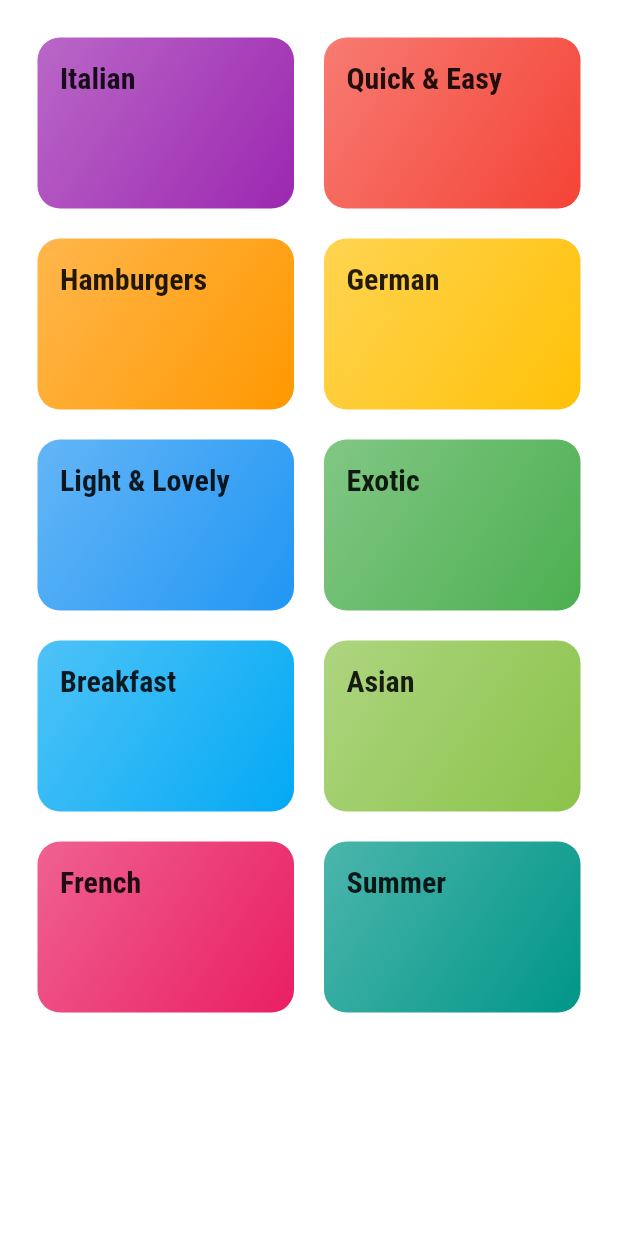
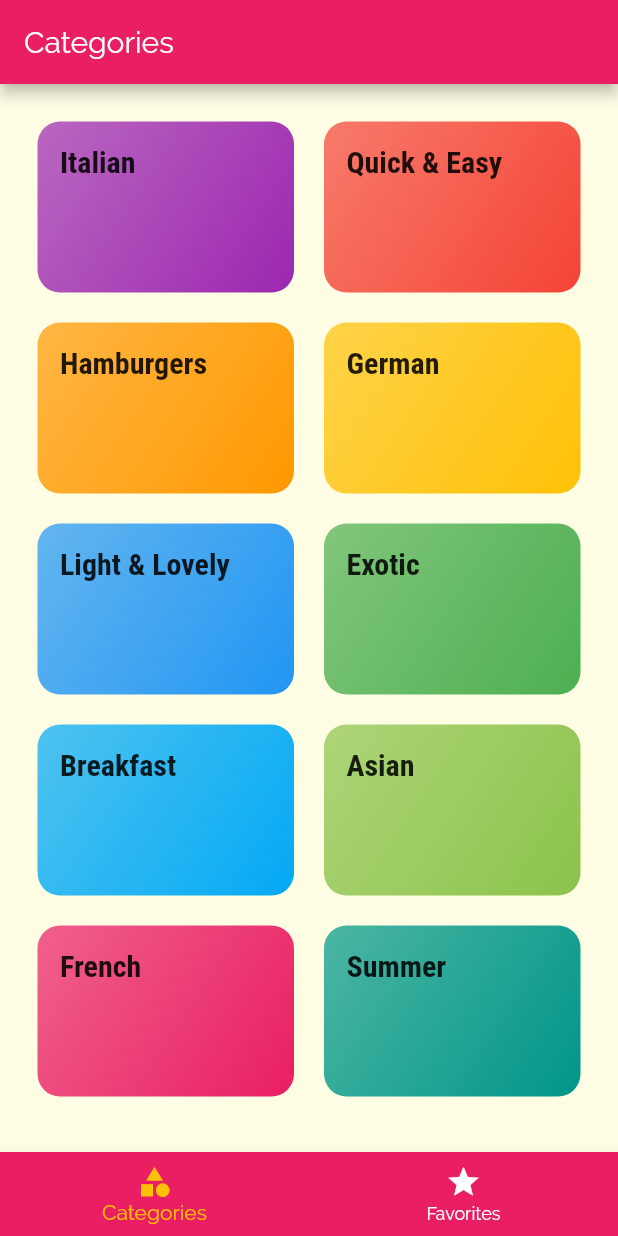
Before and after one commit to matheuslcandido/my_meals_flutter, a Flutter app: the screen it shows after launch, on a phone screen of 412 x 824 dp. Run offline on Flutter 3.47's test engine with Material 2 defaults, Android fonts, the phone set to English and light mode, and no system bars.

Commit message:
adding the TabScreen Widget and with that Widget adding the BottomTabNavigation to the CategoriesScreen and the FavoritesScreen

```diff
--- a/lib/main.dart
+++ b/lib/main.dart
@@ -3,6 +3,7 @@ import 'package:flutter/material.dart';
 import './screens/categories_screen.dart';
 import './screens/category_meals_screen.dart';
 import './screens/meal_detail_screen.dart';
+import './screens/tab_screen.dart';
 
 void main() => runApp(MyApp());
 
@@ -31,7 +32,7 @@ class MyApp extends StatelessWidget {
             ),
       ),
       routes: {
-        '/': (ctx) => CategoriesScreen(),
+        '/': (ctx) => TabScreen(),
         CategoryMealsScreen.routeName: (ctx) => CategoryMealsScreen(),
         MealDetailScreen.routeName: (ctx) => MealDetailScreen(),
       },
--- /dev/null
+++ b/lib/screens/tab_screen.dart
@@ -0,0 +1,60 @@
+import 'package:flutter/material.dart';
+
+import '../screens/categories_screen.dart';
+import '../screens/favorites_screen.dart';
+
+class TabScreen extends StatefulWidget {
+  @override
+  _TabScreenState createState() => _TabScreenState();
+}
+
+class _TabScreenState extends State<TabScreen> {
+  List<Map<String, Object>> _pages = [
+    {
+      'page': CategoriesScreen(),
+      'title': 'Categories',
+    },
+    {
+      'page': FavoritesScreen(),
+      'title': 'Your Favorites',
+    },
+  ];
+
+  int _selectedPageIndex = 0;
+
+  void _selectPage(int index) {
+    setState(() {
+      _selectedPageIndex = index;
+    });
+  }
+
+  @override
+  Widget build(BuildContext context) {
+    return Scaffold(
+      appBar: AppBar(
+        title: Text(_pages[_selectedPageIndex]['title']),
+      ),
+      body: _pages[_selectedPageIndex]['page'],
+      bottomNavigationBar: BottomNavigationBar(
+        onTap: _selectPage,
+        backgroundColor: Theme.of(context).primaryColor,
+        unselectedItemColor: Colors.white,
+        selectedItemColor: Theme.of(context).accentColor,
+        currentIndex: _selectedPageIndex,
+        type: BottomNavigationBarType.fixed,
+        items: [
+          BottomNavigationBarItem(
+            backgroundColor: Theme.of(context).primaryColor,
+            icon: Icon(Icons.category),
+            title: Text('Categories'),
+          ),
+          BottomNavigationBarItem(
+            backgroundColor: Theme.of(context).primaryColor,
+            icon: Icon(Icons.star),
+            title: Text('Favorites'),
+          ),
+        ],
+      ),
+    );
+  }
+}
```
